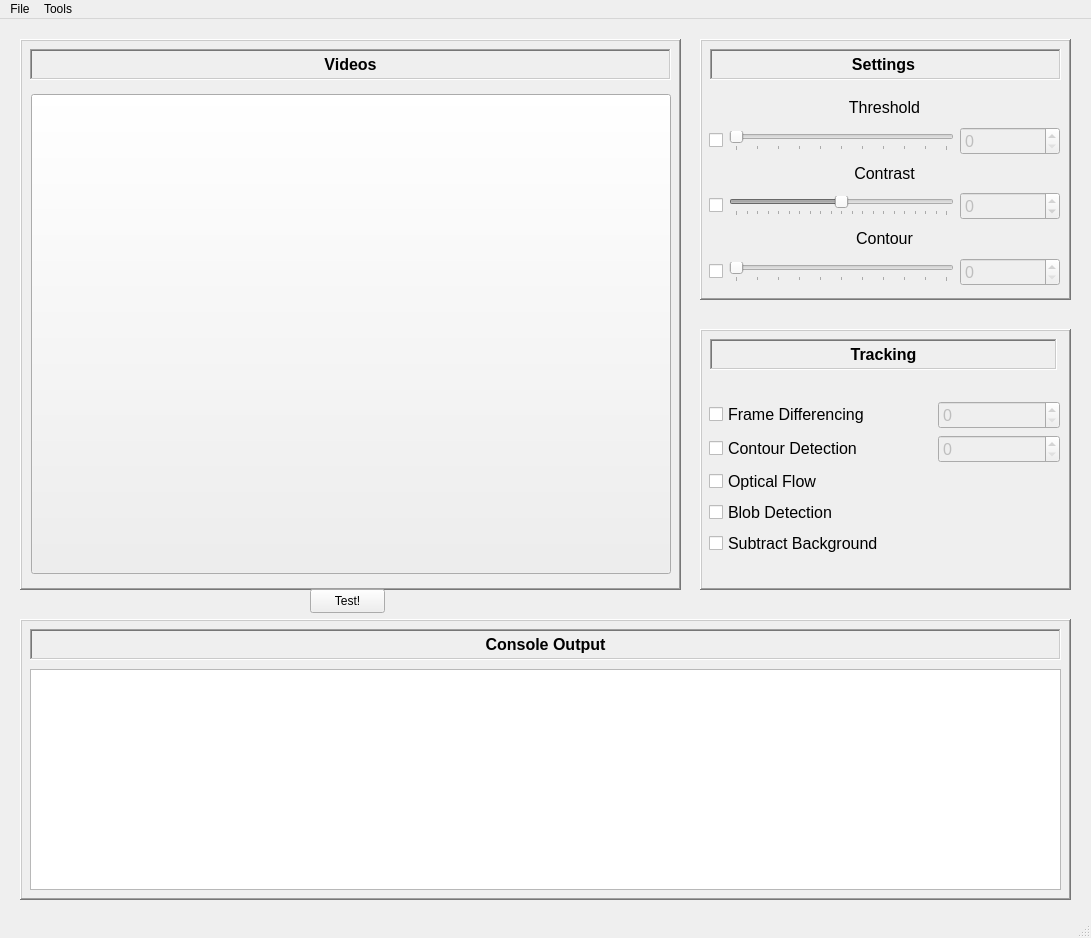
This is ui_main.ui in nolan-cummins/npm-analyzer as Qt 5 draws it before an edit. The edited form follows.
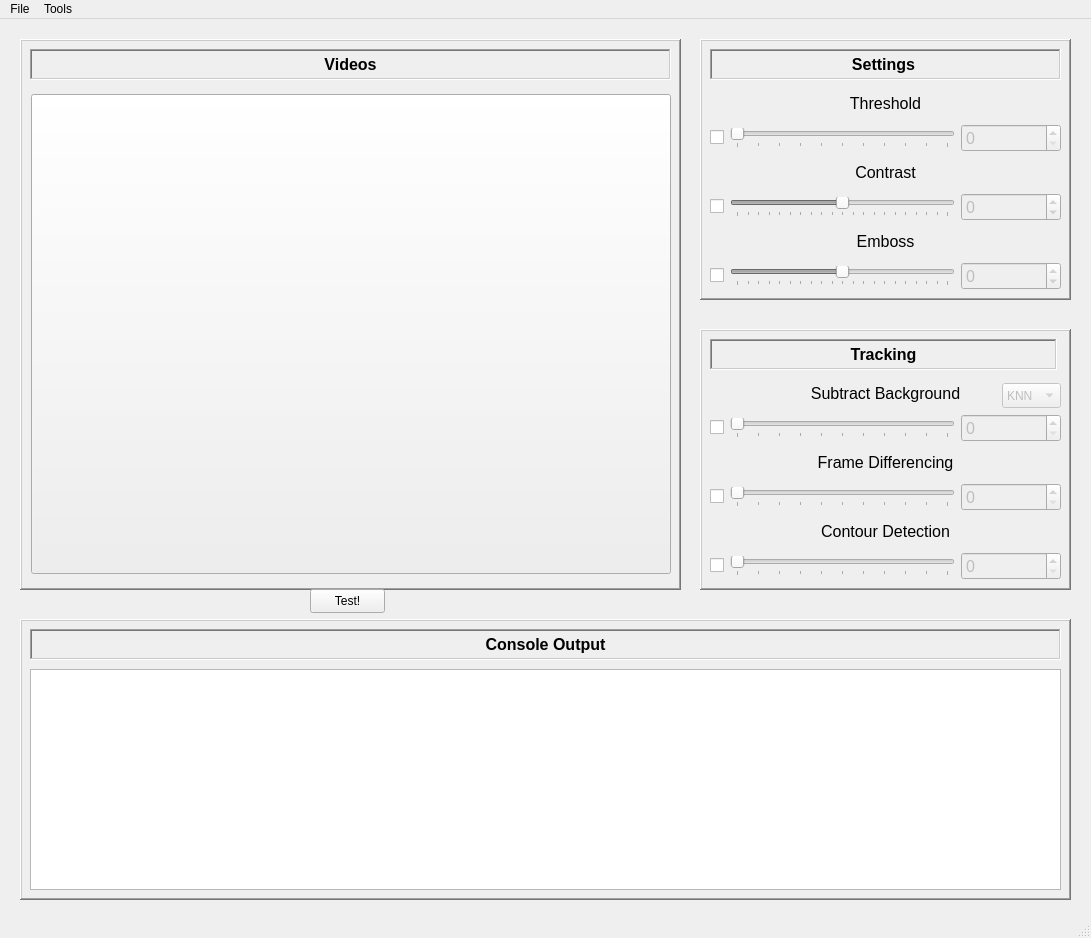
This is the edited form.

```diff
--- a/ui_main.ui
+++ b/ui_main.ui
@@ -189,10 +189,10 @@
     <widget class="QWidget" name="verticalLayoutWidget_2">
      <property name="geometry">
       <rect>
-       <x>9</x>
-       <y>56</y>
+       <x>10</x>
+       <y>50</y>
        <width>351</width>
-       <height>191</height>
+       <height>201</height>
       </rect>
      </property>
      <layout class="QVBoxLayout" name="verticalLayout_2" stretch="0,0,0">
@@ -401,7 +401,7 @@
            <enum>QFrame::Shadow::Raised</enum>
           </property>
           <property name="text">
-           <string>Contour</string>
+           <string>Emboss</string>
           </property>
           <property name="textFormat">
            <enum>Qt::TextFormat::RichText</enum>
@@ -435,6 +435,9 @@
               <pointsize>12</pointsize>
              </font>
             </property>
+            <property name="minimum">
+             <number>-100</number>
+            </property>
             <property name="maximum">
              <number>100</number>
             </property>
@@ -471,6 +474,9 @@
               <pointsize>12</pointsize>
              </font>
             </property>
+            <property name="minimum">
+             <number>-100</number>
+            </property>
             <property name="maximum">
              <number>100</number>
             </property>
@@ -561,132 +567,6 @@
     <property name="lineWidth">
      <number>8</number>
     </property>
-    <widget class="QWidget" name="verticalLayoutWidget_4">
-     <property name="geometry">
-      <rect>
-       <x>9</x>
-       <y>49</y>
-       <width>351</width>
-       <height>201</height>
-      </rect>
-     </property>
-     <layout class="QVBoxLayout" name="verticalLayout_9">
-      <item>
-       <layout class="QVBoxLayout" name="verticalLayout_10">
-        <item>
-         <layout class="QHBoxLayout" name="horizontalLayout_7">
-          <item>
-           <widget class="QCheckBox" name="frameDifferencing">
-            <property name="font">
-             <font>
-              <pointsize>12</pointsize>
-             </font>
-            </property>
-            <property name="text">
-             <string>Frame Differencing</string>
-            </property>
-           </widget>
-          </item>
-          <item>
-           <widget class="QSpinBox" name="frameDifferencingSensitivity">
-            <property name="enabled">
-             <bool>false</bool>
-            </property>
-            <property name="maximumSize">
-             <size>
-              <width>122</width>
-              <height>16777215</height>
-             </size>
-            </property>
-            <property name="font">
-             <font>
-              <pointsize>12</pointsize>
-             </font>
-            </property>
-            <property name="maximum">
-             <number>100</number>
-            </property>
-           </widget>
-          </item>
-         </layout>
-        </item>
-        <item>
-         <layout class="QHBoxLayout" name="horizontalLayout_8">
-          <item>
-           <widget class="QCheckBox" name="contourDetection">
-            <property name="font">
-             <font>
-              <pointsize>12</pointsize>
-             </font>
-            </property>
-            <property name="text">
-             <string>Contour Detection</string>
-            </property>
-           </widget>
-          </item>
-          <item>
-           <widget class="QSpinBox" name="contourDetectionSensitivity">
-            <property name="enabled">
-             <bool>false</bool>
-            </property>
-            <property name="maximumSize">
-             <size>
-              <width>122</width>
-              <height>16777215</height>
-             </size>
-            </property>
-            <property name="font">
-             <font>
-              <pointsize>12</pointsize>
-             </font>
-            </property>
-            <property name="maximum">
-             <number>100</number>
-            </property>
-           </widget>
-          </item>
-         </layout>
-        </item>
-        <item>
-         <widget class="QCheckBox" name="checkBox_4">
-          <property name="font">
-           <font>
-            <pointsize>12</pointsize>
-           </font>
-          </property>
-          <property name="text">
-           <string>Optical Flow</string>
-          </property>
-         </widget>
-        </item>
-        <item>
-         <widget class="QCheckBox" name="checkBox_3">
-          <property name="font">
-           <font>
-            <pointsize>12</pointsize>
-           </font>
-          </property>
-          <property name="text">
-           <string>Blob Detection</string>
-          </property>
-         </widget>
-        </item>
-        <item>
-         <widget class="QCheckBox" name="checkBox_2">
-          <property name="font">
-           <font>
-            <pointsize>12</pointsize>
-           </font>
-          </property>
-          <property name="text">
-           <string>Subtract Background</string>
-          </property>
-         </widget>
-        </item>
-       </layout>
-      </item>
-     </layout>
-    </widget>
     <widget class="QFrame" name="frame_5">
      <property name="geometry">
       <rect>
@@ -750,6 +630,302 @@
       </property>
      </widget>
     </widget>
+    <widget class="QWidget" name="verticalLayoutWidget_3">
+     <property name="geometry">
+      <rect>
+       <x>10</x>
+       <y>50</y>
+       <width>351</width>
+       <height>201</height>
+      </rect>
+     </property>
+     <layout class="QVBoxLayout" name="verticalLayout_5" stretch="0,0,0">
+      <item>
+       <layout class="QVBoxLayout" name="verticalLayout_6">
+        <property name="topMargin">
+         <number>0</number>
+        </property>
+        <item>
+         <widget class="QLabel" name="threshold_2">
+          <property name="font">
+           <font>
+            <pointsize>12</pointsize>
+           </font>
+          </property>
+          <property name="frameShape">
+           <enum>QFrame::Shape::NoFrame</enum>
+          </property>
+          <property name="frameShadow">
+           <enum>QFrame::Shadow::Raised</enum>
+          </property>
+          <property name="text">
+           <string>Subtract Background</string>
+          </property>
+          <property name="textFormat">
+           <enum>Qt::TextFormat::RichText</enum>
+          </property>
+          <property name="alignment">
+           <set>Qt::AlignmentFlag::AlignCenter</set>
+          </property>
+         </widget>
+        </item>
+        <item>
+         <layout class="QHBoxLayout" name="horizontalLayout_4">
+          <item>
+           <widget class="QCheckBox" name="subBackToggle">
+            <property name="font">
+             <font>
+              <pointsize>12</pointsize>
+             </font>
+            </property>
+            <property name="text">
+             <string/>
+            </property>
+           </widget>
+          </item>
+          <item>
+           <widget class="QSlider" name="subBackSlider">
+            <property name="enabled">
+             <bool>false</bool>
+            </property>
+            <property name="maximum">
+             <number>100</number>
+            </property>
+            <property name="orientation">
+             <enum>Qt::Orientation::Horizontal</enum>
+            </property>
+            <property name="invertedAppearance">
+             <bool>false</bool>
+            </property>
+            <property name="invertedControls">
+             <bool>false</bool>
+            </property>
+            <property name="tickPosition">
+             <enum>QSlider::TickPosition::TicksBelow</enum>
+            </property>
+            <property name="tickInterval">
+             <number>10</number>
+            </property>
+           </widget>
+          </item>
+          <item>
+           <widget class="QSpinBox" name="subBackValue">
+            <property name="enabled">
+             <bool>false</bool>
+            </property>
+            <property name="minimumSize">
+             <size>
+              <width>100</width>
+              <height>0</height>
+             </size>
+            </property>
+            <property name="font">
+             <font>
+              <pointsize>12</pointsize>
+             </font>
+            </property>
+            <property name="maximum">
+             <number>100</number>
+            </property>
+           </widget>
+          </item>
+         </layout>
+        </item>
+       </layout>
+      </item>
+      <item>
+       <layout class="QVBoxLayout" name="verticalLayout_7">
+        <item>
+         <widget class="QLabel" name="contrast_2">
+          <property name="font">
+           <font>
+            <pointsize>12</pointsize>
+           </font>
+          </property>
+          <property name="frameShape">
+           <enum>QFrame::Shape::NoFrame</enum>
+          </property>
+          <property name="frameShadow">
+           <enum>QFrame::Shadow::Raised</enum>
+          </property>
+          <property name="text">
+           <string>Frame Differencing</string>
+          </property>
+          <property name="textFormat">
+           <enum>Qt::TextFormat::RichText</enum>
+          </property>
+          <property name="alignment">
+           <set>Qt::AlignmentFlag::AlignCenter</set>
+          </property>
+         </widget>
+        </item>
+        <item>
+         <layout class="QHBoxLayout" name="horizontalLayout_5">
+          <item>
+           <widget class="QCheckBox" name="frameDiffToggle">
+            <property name="font">
+             <font>
+              <pointsize>12</pointsize>
+             </font>
+            </property>
+            <property name="text">
+             <string/>
+            </property>
+           </widget>
+          </item>
+          <item>
+           <widget class="QSlider" name="frameDiffSlider">
+            <property name="enabled">
+             <bool>false</bool>
+            </property>
+            <property name="minimum">
+             <number>0</number>
+            </property>
+            <property name="maximum">
+             <number>100</number>
+            </property>
+            <property name="orientation">
+             <enum>Qt::Orientation::Horizontal</enum>
+            </property>
+            <property name="invertedAppearance">
+             <bool>false</bool>
+            </property>
+            <property name="invertedControls">
+             <bool>false</bool>
+            </property>
+            <property name="tickPosition">
+             <enum>QSlider::TickPosition::TicksBelow</enum>
+            </property>
+            <property name="tickInterval">
+             <number>10</number>
+            </property>
+           </widget>
+          </item>
+          <item>
+           <widget class="QSpinBox" name="frameDiffValue">
+            <property name="enabled">
+             <bool>false</bool>
+            </property>
+            <property name="minimumSize">
+             <size>
+              <width>100</width>
+              <height>0</height>
+             </size>
+            </property>
+            <property name="font">
+             <font>
+              <pointsize>12</pointsize>
+             </font>
+            </property>
+            <property name="minimum">
+             <number>0</number>
+            </property>
+            <property name="maximum">
+             <number>100</number>
+            </property>
+           </widget>
+          </item>
+         </layout>
+        </item>
+       </layout>
+      </item>
+      <item>
+       <layout class="QVBoxLayout" name="verticalLayout_8">
+        <item>
+         <widget class="QLabel" name="contour_2">
+          <property name="font">
+           <font>
+            <pointsize>12</pointsize>
+           </font>
+          </property>
+          <property name="frameShape">
+           <enum>QFrame::Shape::NoFrame</enum>
+          </property>
+          <property name="frameShadow">
+           <enum>QFrame::Shadow::Raised</enum>
+          </property>
+          <property name="text">
+           <string>Contour Detection</string>
+          </property>
+          <property name="textFormat">
+           <enum>Qt::TextFormat::RichText</enum>
+          </property>
+          <property name="alignment">
+           <set>Qt::AlignmentFlag::AlignCenter</set>
+          </property>
+         </widget>
+        </item>
+        <item>
+         <layout class="QHBoxLayout" name="horizontalLayout_6">
+          <item>
+           <widget class="QCheckBox" name="contDetectToggle">
+            <property name="font">
+             <font>
+              <pointsize>12</pointsize>
+             </font>
+            </property>
+            <property name="text">
+             <string/>
+            </property>
+           </widget>
+          </item>
+          <item>
+           <widget class="QSlider" name="contDetectSlider">
+            <property name="enabled">
+             <bool>false</bool>
+            </property>
+            <property name="font">
+             <font>
+              <pointsize>12</pointsize>
+             </font>
+            </property>
+            <property name="maximum">
+             <number>100</number>
+            </property>
+            <property name="orientation">
+             <enum>Qt::Orientation::Horizontal</enum>
+            </property>
+            <property name="invertedAppearance">
+             <bool>false</bool>
+            </property>
+            <property name="invertedControls">
+             <bool>false</bool>
+            </property>
+            <property name="tickPosition">
+             <enum>QSlider::TickPosition::TicksBelow</enum>
+            </property>
+            <property name="tickInterval">
+             <number>10</number>
+            </property>
+           </widget>
+          </item>
+          <item>
+           <widget class="QSpinBox" name="contDetectValue">
+            <property name="enabled">
+             <bool>false</bool>
+            </property>
+            <property name="minimumSize">
+             <size>
+              <width>100</width>
+              <height>0</height>
+             </size>
+            </property>
+            <property name="font">
+             <font>
+              <pointsize>12</pointsize>
+             </font>
+            </property>
+            <property name="maximum">
+             <number>100</number>
+            </property>
+           </widget>
+          </item>
+         </layout>
+        </item>
+       </layout>
+      </item>
+     </layout>
+    </widget>
    </widget>
    <widget class="QFrame" name="frame_4">
     <property name="geometry">
@@ -849,6 +1025,29 @@
      <string>Test!</string>
     </property>
    </widget>
+   <widget class="QComboBox" name="subBackMethod">
+    <property name="enabled">
+     <bool>false</bool>
+    </property>
+    <property name="geometry">
+     <rect>
+      <x>1002</x>
+      <y>364</y>
+      <width>59</width>
+      <height>25</height>
+     </rect>
+    </property>
+    <item>
+     <property name="text">
+      <string>KNN</string>
+     </property>
+    </item>
+    <item>
+     <property name="text">
+      <string>MOG2</string>
+     </property>
+    </item>
+   </widget>
   </widget>
   <widget class="QMenuBar" name="menubar">
    <property name="geometry">
```
Left out of the diff: 246 changed lines with no effect on the pictures.
